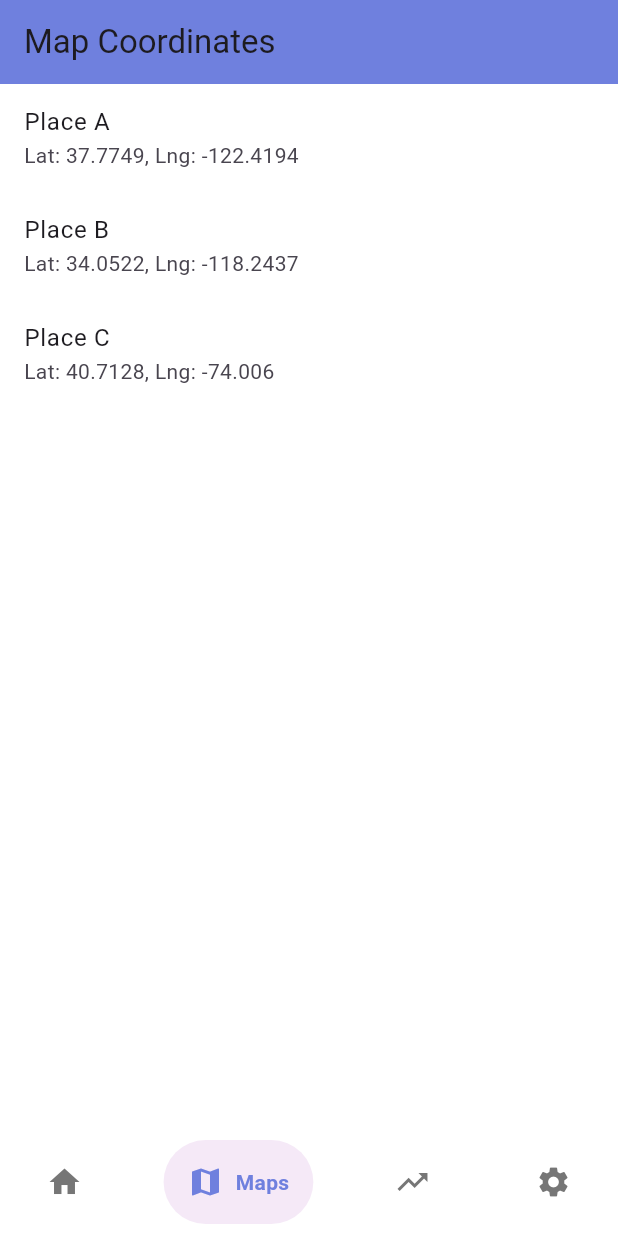
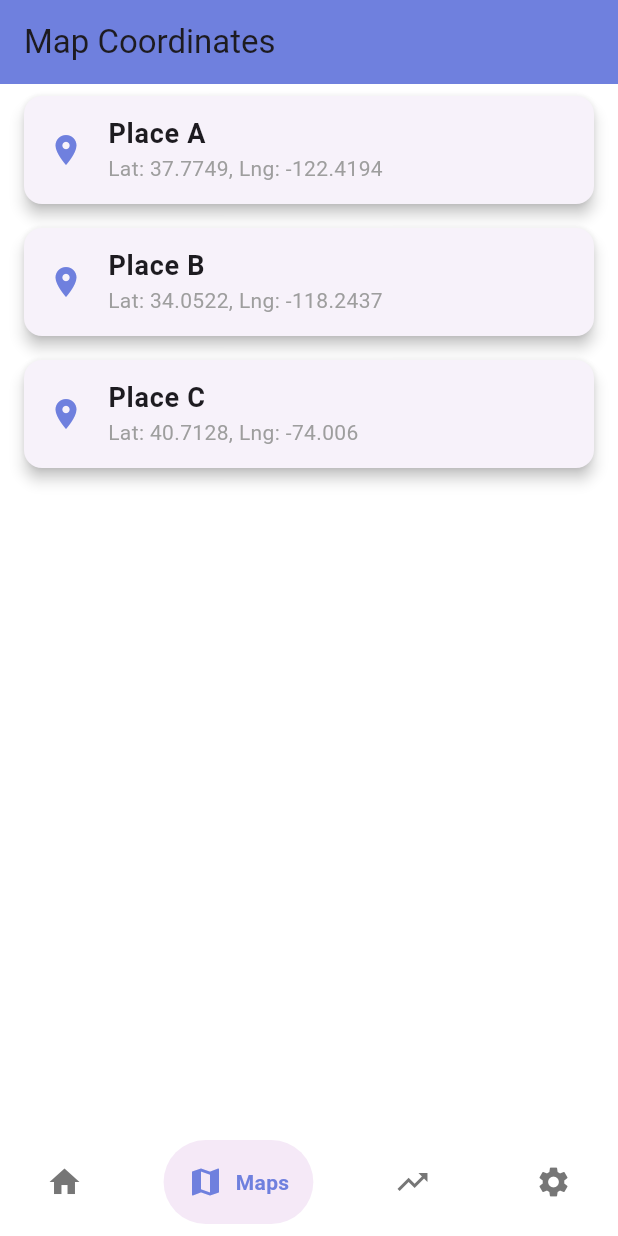
Before and after one commit to Kenneth-mijares/Uplift, a Flutter app: the screen it shows once a user with an empty profile is signed in, item 2 of the bottom bar chosen, on a phone screen of 412 x 824 dp. Run offline on Flutter 3.47's test engine with Material 3 defaults, Android fonts, the phone set to English and light mode, and no system bars; drawn by our look-alikes of google_nav_bar; our stand-ins replace camera, cloud_firestore, firebase_auth, firebase_core, geolocator, google_fonts and 2 more; missing offline and left inert: map_launcher; accounts and stored records are empty.

Commit message:
improve list tile in maps

```diff
--- a/lib/pages/maps page/maps_page.dart
+++ b/lib/pages/maps page/maps_page.dart
@@ -30,13 +30,11 @@ Future<void> _getUserLocation() async {
     bool serviceEnabled;
     LocationPermission permission;
 
-  // Check if location services are enabled
     serviceEnabled = await Geolocator.isLocationServiceEnabled();
     if (!serviceEnabled) {
       return;
     }
 
-  // Check permission status
     permission = await Geolocator.checkPermission();
     if (permission == LocationPermission.denied || permission == LocationPermission.deniedForever) {
       permission = await Geolocator.requestPermission();
@@ -45,13 +43,11 @@ Future<void> _getUserLocation() async {
       }
     }
 
-  // Use LocationSettings instead of deprecated 'desiredAccuracy'
     LocationSettings locationSettings = const LocationSettings(
-    accuracy: LocationAccuracy.high, // Specify accuracy
-    distanceFilter: 100, // Update location only if user moves by 100 meters
+      accuracy: LocationAccuracy.high,
+      distanceFilter: 100,
     );
 
-  // Get current user location
     Position position = await Geolocator.getCurrentPosition(
       locationSettings: locationSettings,
     );
@@ -61,7 +57,6 @@ Future<void> _getUserLocation() async {
       _nearestCoordinate = _findNearestCoordinate();
     });
   }
-
 
   Map<String, dynamic>? _findNearestCoordinate() {
     if (_userLocation == null) return null;
@@ -86,7 +81,6 @@ Future<void> _getUserLocation() async {
     return nearestCoord;
   }
 
-  // Haversine formula to calculate distance between two lat/lng points
   double _calculateDistance(double lat1, double lon1, double lat2, double lon2) {
     const p = 0.017453292519943295; // Pi / 180
     const r = 6371; // Earth radius in kilometers
@@ -98,7 +92,6 @@ Future<void> _getUserLocation() async {
   void _openMap(Map<String, dynamic> coordinate) async {
     final isAvailable = await MapLauncher.isMapAvailable(MapType.google);
 
-  // Check if the value is not null and is true
     if (isAvailable != null && isAvailable) {
       await MapLauncher.showMarker(
         mapType: MapType.google,
@@ -110,14 +103,13 @@ Future<void> _getUserLocation() async {
     }
   }
 
-
   @override
   Widget build(BuildContext context) {
     return Scaffold(
       backgroundColor: Colors.white,
       appBar: AppBar(
         title: const Text('Map Coordinates'),
-        backgroundColor:  const Color.fromARGB(255, 111, 128, 222),
+        backgroundColor: const Color.fromARGB(255, 111, 128, 222),
       ),
       body: Column(
         children: [
@@ -126,10 +118,21 @@ Future<void> _getUserLocation() async {
               itemCount: coordinates.length,
               itemBuilder: (context, index) {
                 var coord = coordinates[index];
-                return ListTile(
-                  title: Text(coord['name']),
-                  subtitle: Text('Lat: ${coord['lat']}, Lng: ${coord['lng']}'),
+                return Card(
+                  margin: const EdgeInsets.symmetric(vertical: 8.0, horizontal: 16.0),
+                  elevation: 4,
+                  child: ListTile(
+                    leading: const Icon(Icons.place, color: Color.fromARGB(255, 111, 128, 222)),
+                    title: Text(
+                      coord['name'],
+                      style: const TextStyle(fontWeight: FontWeight.bold, fontSize: 18),
+                    ),
+                    subtitle: Text(
+                      'Lat: ${coord['lat']}, Lng: ${coord['lng']}',
+                      style: const TextStyle(color: Colors.grey),
+                    ),
                     onTap: () => _openMap(coord),
+                  ),
                 );
               },
             ),
```
Lines whose indentation alone changed are shown as unchanged.
